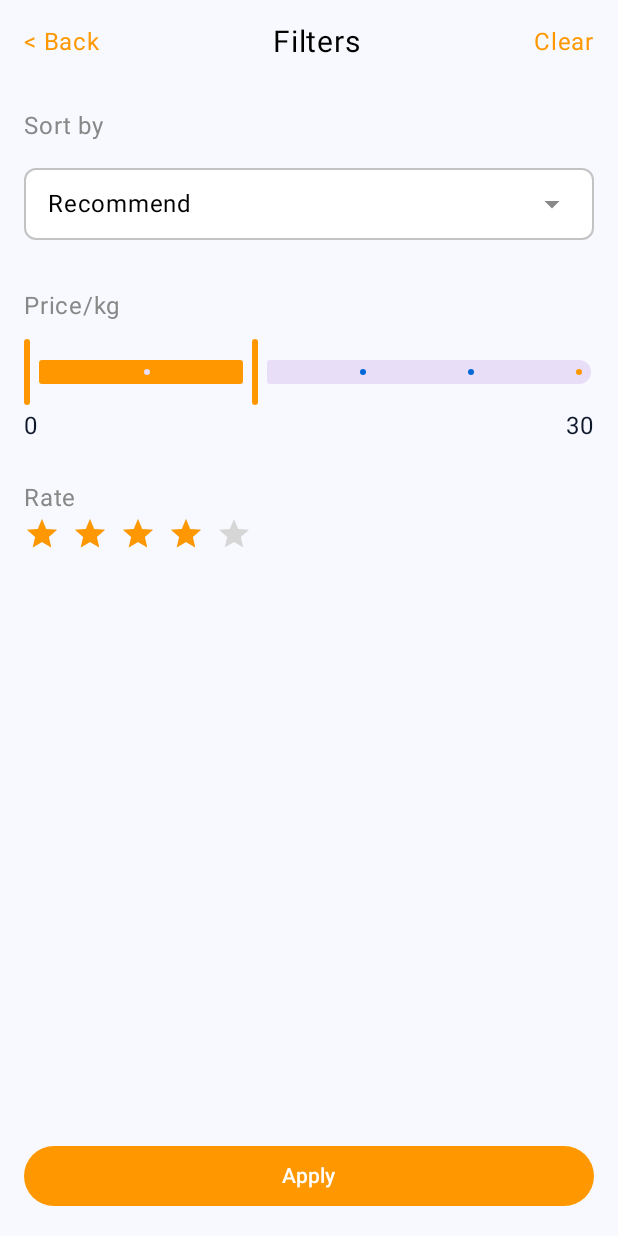
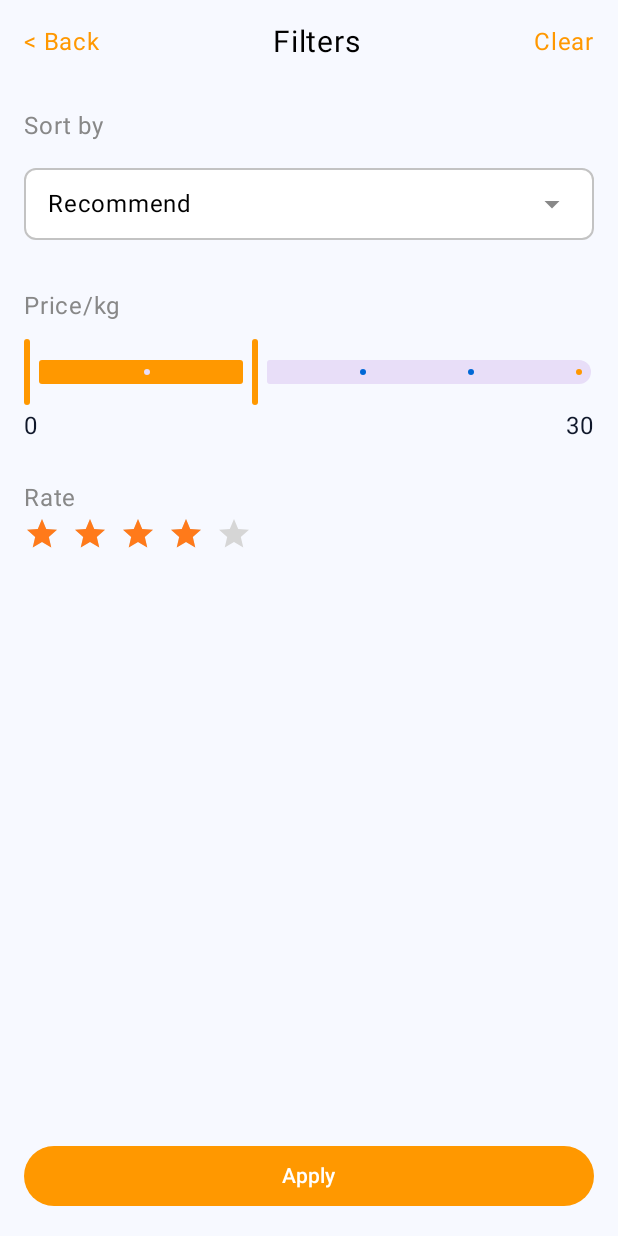
Before and after one commit to Team-Unique-Coders/AdamsDreamTeam, an Android app built with Jetpack Compose: the FilterScreen screen opened through its navigation route, on a phone screen of 412 x 824 dp. Run offline under Robolectric (Android 15) with nearby library versions, the phone set to English and light mode, and no system bars.

Commit message:
Updated Orange Color in ReviewStars as well

```diff
--- a/common_utils/src/main/java/com/project/common_utils/components/ReviewStars.kt
+++ b/common_utils/src/main/java/com/project/common_utils/components/ReviewStars.kt
@@ -15,10 +15,12 @@ import androidx.compose.ui.graphics.Color
 import androidx.compose.ui.graphics.drawscope.clipRect
 import androidx.compose.ui.input.pointer.pointerInput
 import androidx.compose.ui.layout.onSizeChanged
+import androidx.compose.ui.res.colorResource
 import androidx.compose.ui.tooling.preview.Preview
 import androidx.compose.ui.unit.Dp
 import androidx.compose.ui.unit.dp
 import kotlin.math.round
+import com.project.common_utils.R
 
 @Composable
 fun ReviewStars(
@@ -28,7 +30,7 @@ fun ReviewStars(
     stars: Int = 5,
     allowHalf: Boolean = true,
     size: Dp = 24.dp,
-    activeColor: Color = Color(0xFFFF9800),
+    activeColor: Color = colorResource(R.color.orange),
     inactiveColor: Color = Color(0xFFD6D6D6),
     spacing: Dp = 8.dp
 ) {
```
